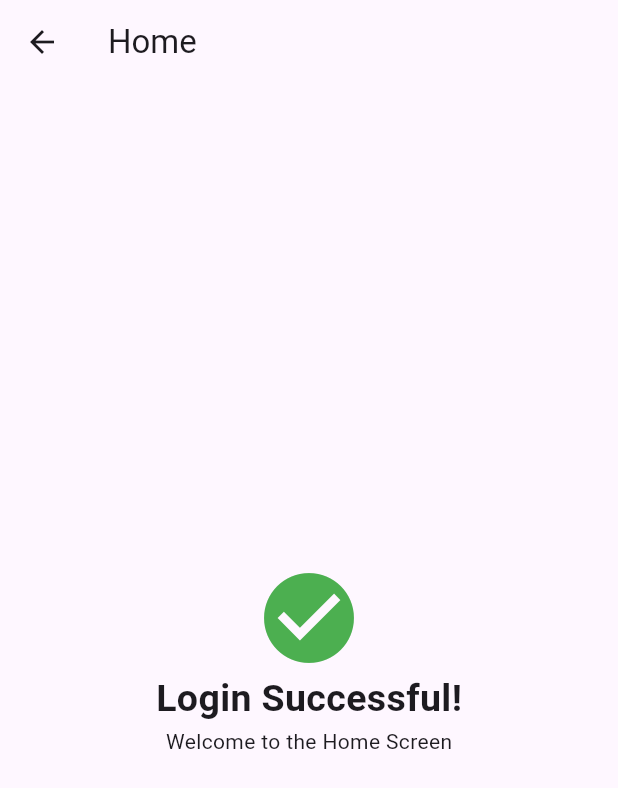
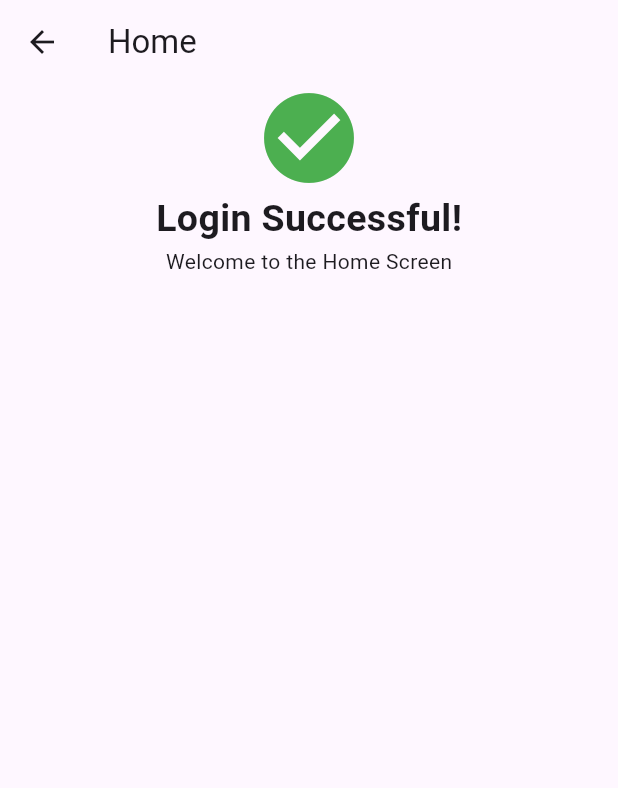
Before and after one commit to NetraChauhan/flutter_lab_sheet_4, a Flutter app: the Home screen opened directly, on a phone screen of 412 x 824 dp. Shown: the top 788 px of the screen. Run offline on Flutter 3.47's test engine with Material 3 defaults, Android fonts, the phone set to English and light mode, and no system bars.

Commit message:
Remove vertical centering from Program 4

```diff
--- a/lib/program_04.dart
+++ b/lib/program_04.dart
@@ -16,7 +16,7 @@ class Login extends StatelessWidget{
 }
 class Home extends StatelessWidget{
  const Home({super.key});
- Widget build(c)=>Scaffold(appBar:AppBar(title:const Text('Home')),body:const Center(child:Column(mainAxisSize:MainAxisSize.min,children:[
+ Widget build(c)=>Scaffold(appBar:AppBar(title:const Text('Home')),body:const Align(alignment:Alignment.topCenter,child:Column(mainAxisSize:MainAxisSize.min,children:[
   Icon(Icons.check_circle,size:72,color:Colors.green),Text('Login Successful!',style:TextStyle(fontSize:25,fontWeight:FontWeight.bold)),Text('Welcome to the Home Screen')
  ])));
 }
```
